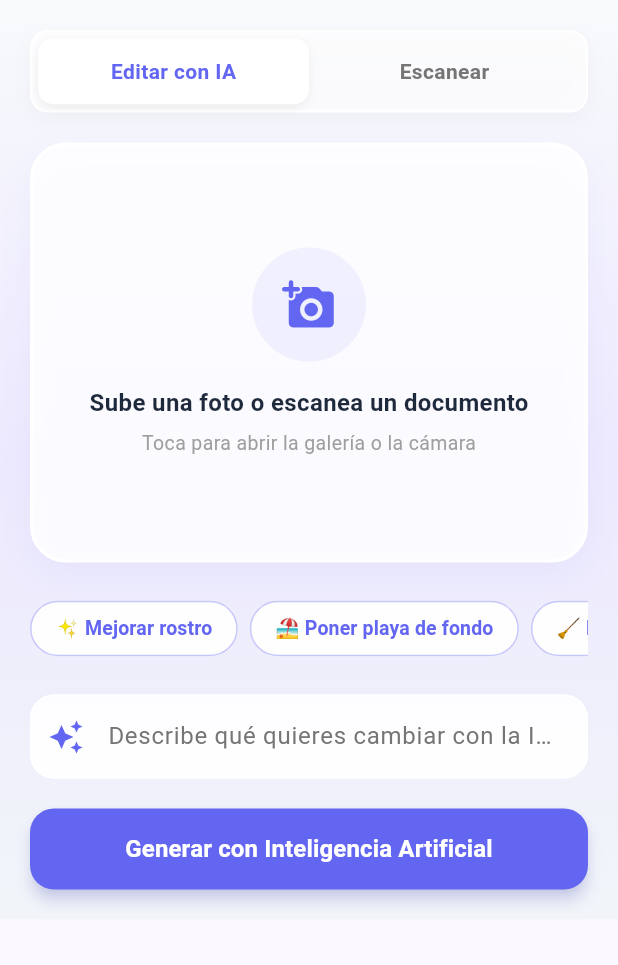
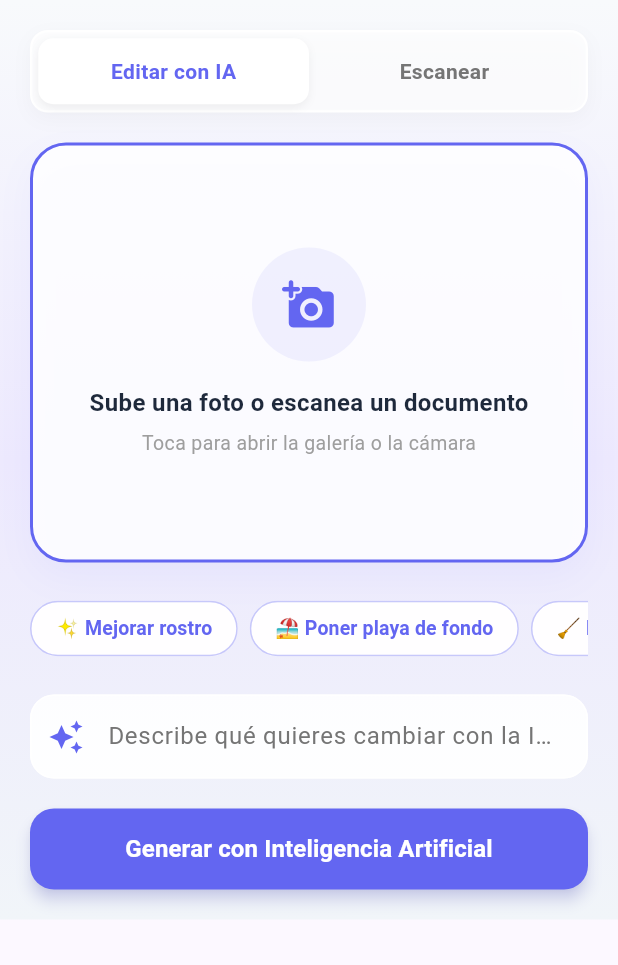
Before and after one commit to urieldabbah-creator/studio-ai-app, a Flutter app: the screen it shows after launch, on a phone screen of 412 x 824 dp, the part 84-1049 px from its top. Run offline on Flutter 3.47's test engine with Material 3 defaults, Android fonts, the phone set to English and light mode, and no system bars.

Commit message:
Make photo box clickable and update main.dart

```diff
--- a/lib/main.dart
+++ b/lib/main.dart
@@ -195,12 +195,18 @@ class _PantallaStudioModernaState extends State<PantallaStudioModerna> {
                 ),
               ),
               const SizedBox(height: 20),
-              Container(
+              GestureDetector(
+                onTap: () {
+                  ScaffoldMessenger.of(context).showSnackBar(
+                    const SnackBar(content: Text('📷 Imagen de prueba seleccionada correctamente')),
+                  );
+                },
+                child: Container(
                   height: 280,
                   decoration: BoxDecoration(
                     color: Colors.white.withOpacity(0.85),
                     borderRadius: BorderRadius.circular(24),
-                  border: Border.all(color: Colors.white, width: 2),
+                    border: Border.all(color: const Color(0xFF6366F1), width: 2),
                     boxShadow: [
                       BoxShadow(
                         color: const Color(0xFF6366F1).withOpacity(0.06),
@@ -231,6 +237,7 @@ class _PantallaStudioModernaState extends State<PantallaStudioModerna> {
                         style: TextStyle(color: Colors.grey.shade500, fontSize: 13),
                       ),
                     ],
+                  ),
                 ),
               ),
               const SizedBox(height: 20),
```
Lines whose indentation alone changed are shown as unchanged.
